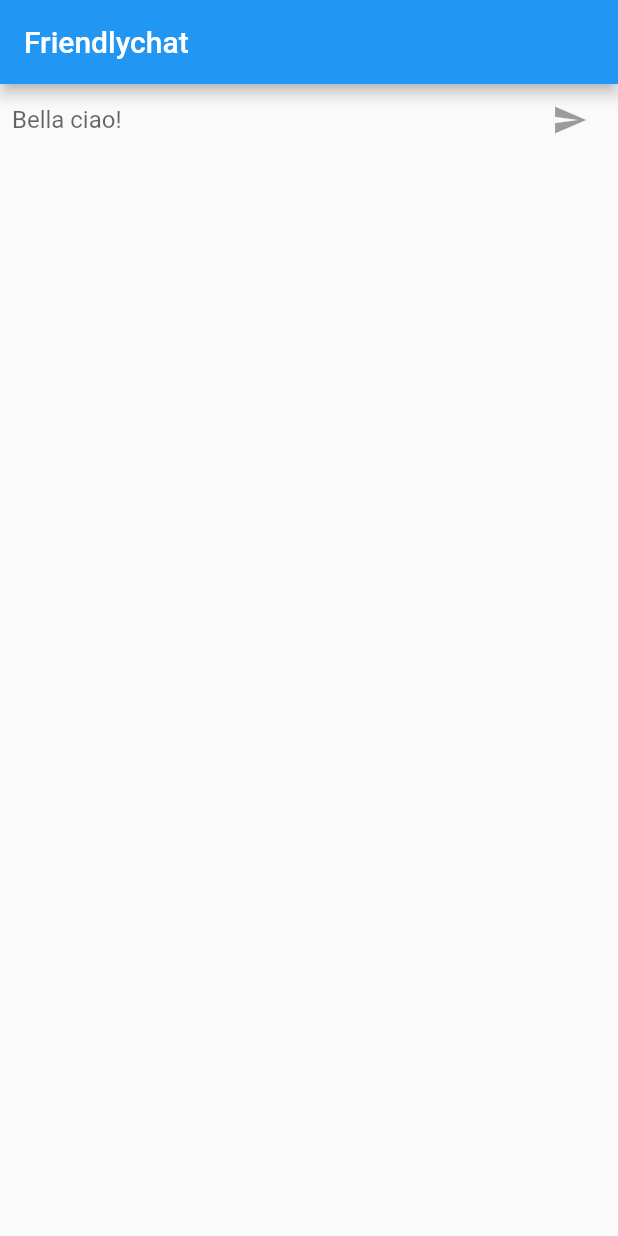
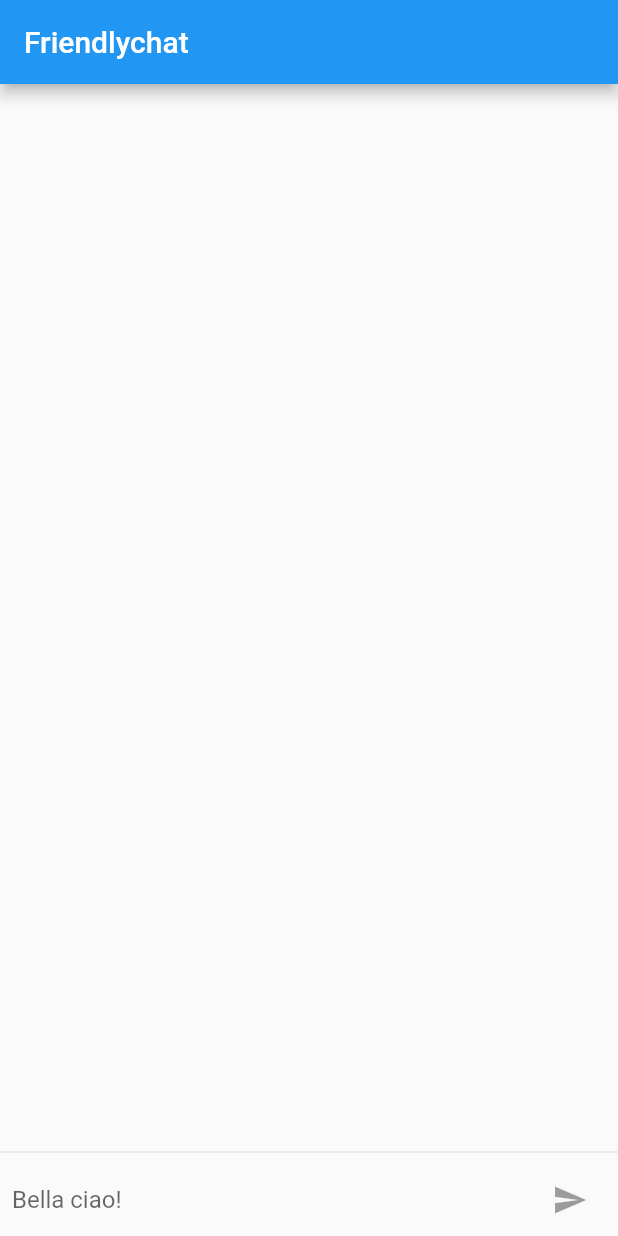
Before and after one commit to kpsroka/ptal, a Flutter app: the screen it shows after launch, on a phone screen of 412 x 824 dp. Run offline on Flutter 3.47's test engine with Material 2 defaults, Android fonts, the phone set to English and light mode, and no system bars.

```diff
--- a/ptal/lib/input.dart
+++ b/ptal/lib/input.dart
@@ -1,7 +1,10 @@
 import 'package:flutter/material.dart';
 
 class InputState extends State<ChatInput> {
+  final void Function(String) onMessageSent;
   final TextEditingController _chatController = new TextEditingController();
+
+  InputState({@required this.onMessageSent});
 
   @override
   Widget build(BuildContext context) {
@@ -23,6 +26,7 @@ class InputState extends State<ChatInput> {
                 onPressed: _chatController.text.length > 0
                     ? () {
                         print('pressed: ' + _chatController.text);
+                        onMessageSent(_chatController.text);
                         _chatController.clear();
                       }
                     : null,
@@ -32,6 +36,10 @@ class InputState extends State<ChatInput> {
 }
 
 class ChatInput extends StatefulWidget {
+  final void Function(String) onMessageSent;
+
+  ChatInput({@required this.onMessageSent});
+
   @override
-  State<StatefulWidget> createState() => InputState();
+  State<StatefulWidget> createState() => InputState(onMessageSent: onMessageSent);
 }
--- a/ptal/lib/main.dart
+++ b/ptal/lib/main.dart
@@ -1,10 +1,10 @@
 import 'package:flutter/material.dart';
 import 'input.dart';
+import 'msg.dart';
 
 void main() {
   runApp(new FriendlychatApp());
 }
-
 
 class FriendlychatApp extends StatelessWidget {
   @override
@@ -16,12 +16,46 @@ class FriendlychatApp extends StatelessWidget {
   }
 }
 
-class ChatScreen extends StatelessWidget {
+class ChatState extends State<ChatScreen> with TickerProviderStateMixin {
+  final List<ChatMsg> _messages = new List();
+
+  @override
+    void dispose() {
+      for (ChatMsg msg in _messages) {
+        msg.animationController.dispose();
+      }
+      super.dispose();
+    }
+
   @override
   Widget build(BuildContext context) {
-    return new Scaffold(
-      appBar: new AppBar(title: new Text("Friendlychat")),
-      body: new ChatInput(),
+    return Scaffold(
+      appBar: AppBar(title: new Text("Friendlychat")),
+      body: Column(children: <Widget>[
+        Flexible(
+            child: ListView.builder(
+          itemBuilder: (context, index) => _messages[index],
+          itemCount: _messages.length,
+          reverse: true,
+        )),
+        Divider(),
+        new ChatInput(onMessageSent: (text) {
+          print('Adding: ' + text);
+          setState(() {
+            final ChatMsg chatMsg = new ChatMsg(
+                text,
+                AnimationController(
+                    vsync: this, duration: Duration(milliseconds: 750)));
+            _messages.add(chatMsg);
+            chatMsg.animationController.forward();
+          });
+        })
+      ]),
     );
   }
 }
+
+class ChatScreen extends StatefulWidget {
+  @override
+  State<StatefulWidget> createState() => ChatState();
+}
```
Also changed, not shown: ptal/lib/msg.dart (added, +34 -0 lines).
